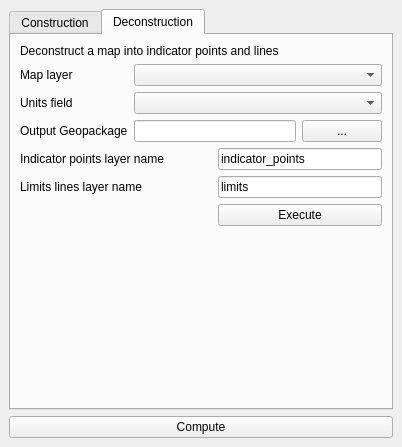
This is qgis_plugin/qgismappy/qgismappy_dockwidget_base.ui in planmap-eu/mappy as Qt 5 draws it before an edit. The edited form follows.
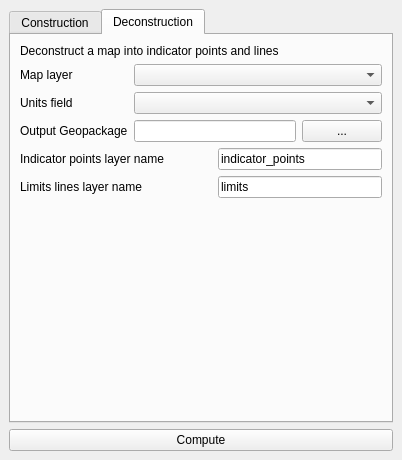
This is the edited form. The open tabs and pages were chosen to show the change. Custom widgets are drawn as their Qt base class.

```diff
--- a/qgis_plugin/qgismappy/qgismappy_dockwidget_base.ui
+++ b/qgis_plugin/qgismappy/qgismappy_dockwidget_base.ui
@@ -7,7 +7,7 @@
     <x>0</x>
     <y>0</y>
     <width>402</width>
-    <height>447</height>
+    <height>460</height>
    </rect>
   </property>
   <property name="windowTitle">
@@ -223,13 +223,6 @@
          </widget>
         </item>
         <item row="6" column="2" colspan="2">
-         <widget class="QPushButton" name="de_execute">
-          <property name="text">
-           <string>Execute</string>
-          </property>
-         </widget>
-        </item>
-        <item row="7" column="2" colspan="2">
          <spacer name="verticalSpacer">
           <property name="orientation">
            <enum>Qt::Vertical</enum>
```
Left out of the diff: 54 changed lines with no effect on the pictures.
